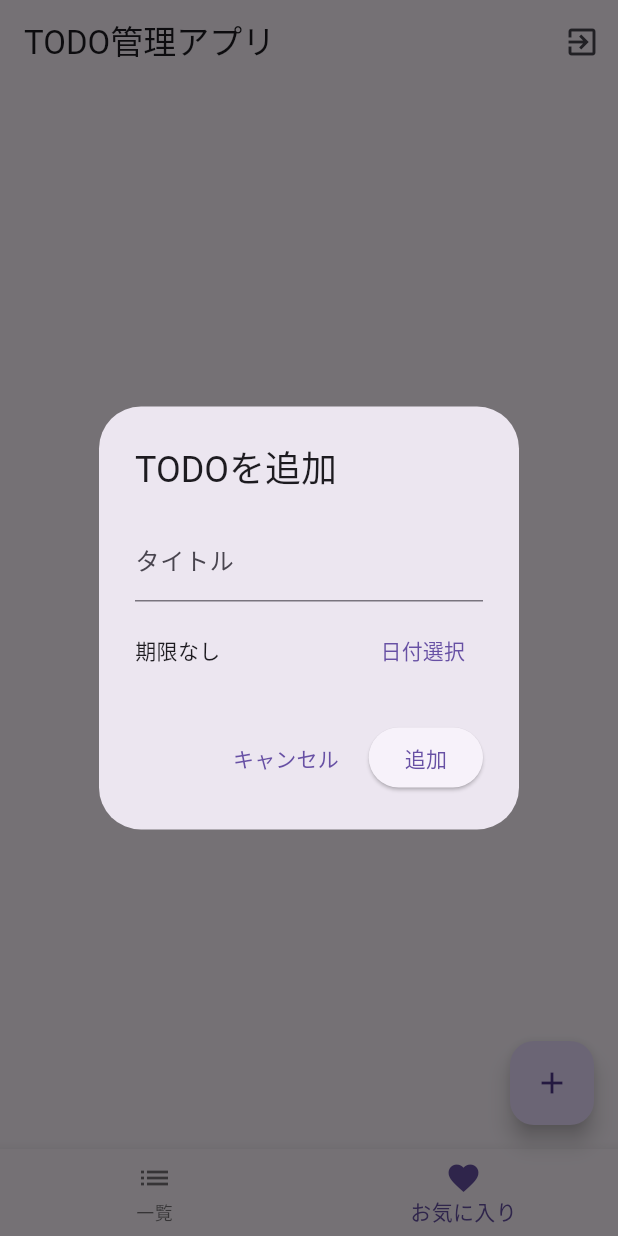
After one commit to fyhw117/todomanager, a Flutter app: the TodoListScreen screen opened directly, item 2 of the bottom bar chosen, after a tap on the "add" icon, on a phone screen of 412 x 824 dp. The commit adds this screen. Run offline on Flutter 3.47's test engine with Material 3 defaults, Android fonts, the phone set to English and light mode, and no system bars.

Commit message:
TODO一覧表を作成

```diff
--- a/lib/main.dart
+++ b/lib/main.dart
@@ -11,7 +11,7 @@ class MyApp extends StatelessWidget {
   @override
   Widget build(BuildContext context) {
     return MaterialApp(
-      title: 'Photo App',
+      title: 'TODO管理アプリ',
       theme: ThemeData(
         primarySwatch: Colors.blue,
       ),
--- a/lib/sign_in_screen.dart
+++ b/lib/sign_in_screen.dart
@@ -1,5 +1,5 @@
 import 'package:flutter/material.dart';
-import 'package:todomanager/photo_list_screen.dart';
+import 'package:todomanager/todo_list_screen.dart';
 
 class SignInScreen extends StatelessWidget {
   SignInScreen({super.key});
@@ -19,7 +19,7 @@ class SignInScreen extends StatelessWidget {
               mainAxisAlignment: MainAxisAlignment.center,
               children: [
                 Text(
-                  'Photo App',
+                  'TODO管理アプリ',
                   style: Theme.of(context).textTheme.titleLarge,
                 ),
                 SizedBox(height: 16),
@@ -92,7 +92,7 @@ class SignInScreen extends StatelessWidget {
     // 画像一覧画面に切り替え
     Navigator.of(context).pushReplacement(
       MaterialPageRoute(
-        builder: (_) => PhotoListScreen(),
+        builder: (_) => TodoListScreen(),
       ),
     );
   }
--- /dev/null
+++ b/lib/todo_list_screen.dart
@@ -0,0 +1,250 @@
+import 'package:flutter/material.dart';
+
+class Todo {
+  String title;
+  DateTime? due;
+  bool done;
+  Todo({required this.title, this.due, this.done = false});
+}
+
+class TodoListScreen extends StatefulWidget {
+  const TodoListScreen({super.key});
+  @override
+  State<TodoListScreen> createState() => _TodoListScreenState();
+}
+
+class _TodoListScreenState extends State<TodoListScreen> {
+  late int _currentIndex;
+  late PageController _controller;
+  final List<Todo> _todos = [];
+
+  @override
+  void initState() {
+    super.initState();
+    // PageViewで表示されているWidgetの番号を持っておく
+    _currentIndex = 0;
+    // PageViewの表示を切り替えるのに使う
+    _controller = PageController(initialPage: _currentIndex);
+    // サンプルデータ
+    _todos.addAll([
+      Todo(title: '買い物', due: DateTime.now().add(Duration(days: 1))),
+      Todo(title: 'コードレビュー', due: DateTime.now().add(Duration(days: 2))),
+    ]);
+  }
+
+  @override
+  Widget build(BuildContext context) {
+    return Scaffold(
+      appBar: AppBar(
+        title: Text('TODO管理アプリ'),
+        actions: [
+          // ログアウト用ボタン
+          IconButton(
+            onPressed: () => {},
+            icon: Icon(Icons.exit_to_app),
+          ),
+        ],
+      ),
+      body: PageView(
+        controller: _controller,
+        // 表示が切り替わったとき
+        onPageChanged: (int index) => _onPageChanged(index),
+        children: [
+          // TODO表を表示するページ
+          Padding(
+            padding: const EdgeInsets.all(8.0),
+            child: _buildTodoTable(),
+          ),
+          // 右ページ（別表示のプレースホルダ）
+          const Center(child: Text('ページ：お気に入り')),
+        ],
+      ),
+      // 画像追加ボタン
+      floatingActionButton: FloatingActionButton(
+        onPressed: _showAddTodoDialog,
+        child: const Icon(Icons.add),
+      ),
+      // 画面下部のボタン部分
+      bottomNavigationBar: BottomNavigationBar(
+        // BottomNavigationBarItemがタップされたときの処理
+        //   0: フォト
+        //   1: お気に入り
+        onTap: (int index) => _onTapBottomNavigationItem(index),
+        // 現在表示されているBottomNavigationBarItemの番号
+        //   0: フォト
+        //   1: お気に入り
+        currentIndex: _currentIndex,
+        items: const [
+          BottomNavigationBarItem(
+            icon: Icon(Icons.list),
+            label: '一覧',
+          ),
+          BottomNavigationBarItem(
+            icon: Icon(Icons.favorite),
+            label: 'お気に入り',
+          ),
+        ],
+      ),
+    );
+  }
+
+  Widget _buildTodoTable() {
+    // DataTable は横スクロールが必要になる可能性があるのでラップする
+    return SingleChildScrollView(
+      scrollDirection: Axis.vertical,
+      child: SingleChildScrollView(
+        scrollDirection: Axis.horizontal,
+        child: DataTable(
+          columns: const [
+            DataColumn(label: Text('完了')),
+            DataColumn(label: Text('タイトル')),
+            DataColumn(label: Text('期限')),
+            DataColumn(label: Text('操作')),
+          ],
+          rows: List<DataRow>.generate(
+            _todos.length,
+            (index) {
+              final todo = _todos[index];
+              return DataRow(
+                cells: [
+                  DataCell(Checkbox(
+                    value: todo.done,
+                    onChanged: (v) => _toggleDone(index, v ?? false),
+                  )),
+                  DataCell(Text(todo.title)),
+                  DataCell(Text(todo.due != null
+                      ? '${todo.due!.year}/${todo.due!.month}/${todo.due!.day}'
+                      : '-')),
+                  DataCell(Row(
+                    children: [
+                      IconButton(
+                        icon: const Icon(Icons.delete),
+                        onPressed: () => _deleteTodo(index),
+                        tooltip: '削除',
+                      ),
+                    ],
+                  )),
+                ],
+              );
+            },
+          ),
+        ),
+      ),
+    );
+  }
+
+  void _toggleDone(int index, bool value) {
+    setState(() {
+      _todos[index].done = value;
+    });
+  }
+
+  void _deleteTodo(int index) {
+    setState(() {
+      _todos.removeAt(index);
+    });
+  }
+
+  Future<void> _showAddTodoDialog() async {
+    final titleCtrl = TextEditingController();
+    DateTime? pickedDate;
+    await showDialog(
+      context: context,
+      builder: (context) {
+        return StatefulBuilder(
+          builder: (context, setStateDialog) {
+            return AlertDialog(
+              title: const Text('TODOを追加'),
+              content: Column(
+                mainAxisSize: MainAxisSize.min,
+                children: [
+                  TextField(
+                    controller: titleCtrl,
+                    decoration: const InputDecoration(labelText: 'タイトル'),
+                  ),
+                  const SizedBox(height: 8),
+                  Row(
+                    children: [
+                      Expanded(
+                        child: Text(pickedDate != null
+                            ? '${pickedDate?.year}/${pickedDate?.month}/${pickedDate?.day}'
+                            : '期限なし'),
+                      ),
+                      TextButton(
+                        child: const Text('日付選択'),
+                        onPressed: () async {
+                          final d = await showDatePicker(
+                            context: context,
+                            initialDate: DateTime.now(),
+                            firstDate: DateTime(2000),
+                            lastDate: DateTime(2100),
+                          );
+                          if (d != null) {
+                            setStateDialog(() {
+                              pickedDate = d;
+                            });
+                          }
+                        },
+                      ),
+                    ],
+                  ),
+                ],
+              ),
+              actions: [
+                TextButton(
+                  child: const Text('キャンセル'),
+                  onPressed: () => Navigator.of(context).pop(),
+                ),
+                ElevatedButton(
+                  child: const Text('追加'),
+                  onPressed: () {
+                    final title = titleCtrl.text.trim();
+                    if (title.isNotEmpty) {
+                      setState(() {
+                        _todos.add(Todo(title: title, due: pickedDate));
+                      });
+                    }
+                    Navigator.of(context).pop();
+                  },
+                ),
+              ],
+            );
+          },
+        );
+      },
+    );
+  }
+
+  void _onPageChanged(int index) {
+    // PageViewで表示されているWidgetの番号を更新
+    setState(() {
+      _currentIndex = index;
+    });
+  }
+
+  void _onTapBottomNavigationItem(int index) {
+    // PageViewで表示するWidgetを切り替える
+    _controller.animateToPage(
+      // 表示するWidgetの番号
+      //   0: 全ての画像
+      //   1: お気に入り登録した画像
+      index,
+      // 表示を切り替える時にかかる時間（300ミリ秒）
+      duration: const Duration(milliseconds: 300),
+      // アニメーションの動き方
+      //   この値を変えることで、アニメーションの動きを変えることができる
+      //   https://api.flutter.dev/flutter/animation/Curves-class.html
+      curve: Curves.easeIn,
+    );
+    // PageViewで表示されているWidgetの番号を更新
+    setState(() {
+      _currentIndex = index;
+    });
+  }
+
+  @override
+  void dispose() {
+    _controller.dispose();
+    super.dispose();
+  }
+}
```
Also changed, not shown: lib/photo_list_screen.dart (deleted, +0 -111 lines).
